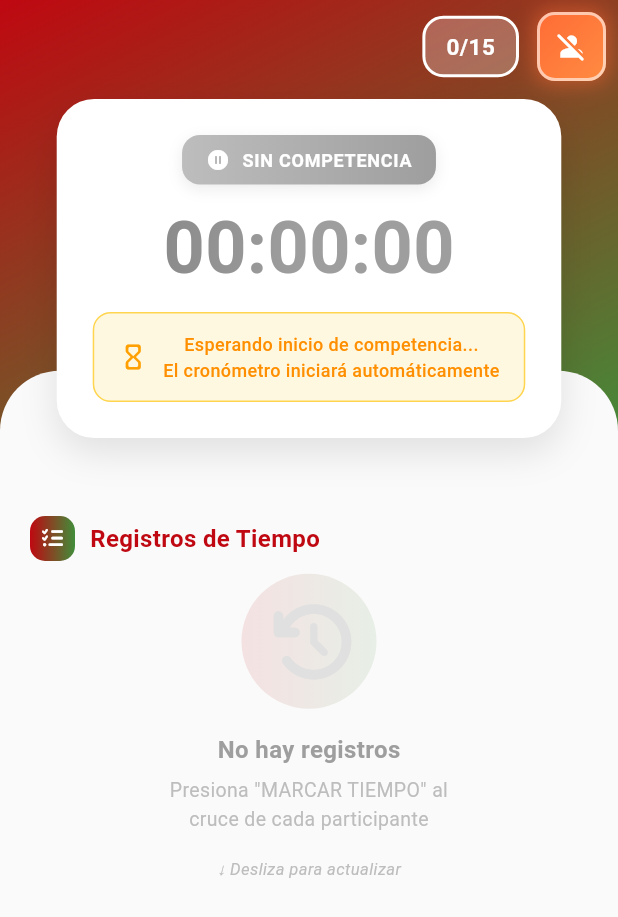
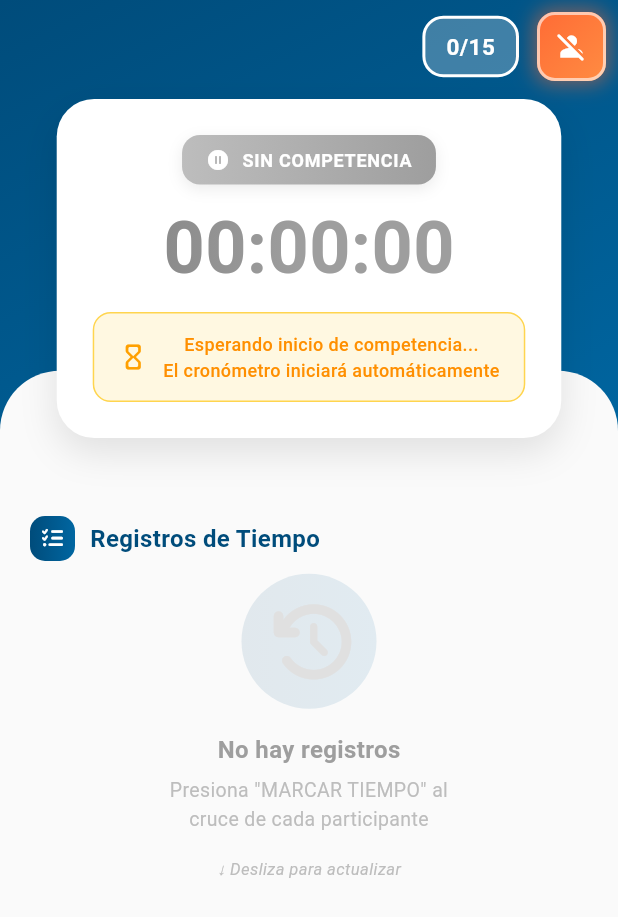
Before and after one commit to JhostinTapia/Movil5K, a Flutter app: the TimerScreen screen opened by its route, on a phone screen of 412 x 824 dp. Shown: the top 917 px of the screen. Run offline on Flutter 3.47's test engine with Material 3 defaults, Android fonts, the phone set to English and light mode, and no system bars; our stand-ins replace connectivity_plus, flutter_animate, font_awesome_flutter, shared_preferences, sqflite, sqflite_common_ffi; accounts and stored records are empty; network calls fail.

Commit message:
feat: update app branding and color scheme to reflect Universidad Nacional de Loja

```diff
--- a/lib/config/theme.dart
+++ b/lib/config/theme.dart
@@ -1,18 +1,20 @@
 import 'package:flutter/material.dart';
 
 class AppTheme {
-  // Colores corporativos Universidad Nacional de Loja
-  static const Color primaryColor = Color(0xFFBF0811); // Rojo UNL
-  static const Color secondaryColor = Color(0xFF418E3A); // Verde UNL
-  static const Color accentColor = Color(0xFF004C7B); // Azul UNL
-  static const Color errorColor = Color(0xFFBF0811); // Rojo UNL
+  // Color principal - Azul UNL
+  static const Color primaryColor = Color(0xFF004C7B); // Azul UNL
+  static const Color secondaryColor = Color(0xFF0066A1); // Azul claro UNL
+  static const Color accentColor = Color(0xFF003557); // Azul oscuro UNL
+  static const Color errorColor = Color(0xFFD32F2F); // Rojo error
   static const Color backgroundColor = Color(0xFFF5F5F5);
   static const Color cardColor = Colors.white;
-  static const Color textPrimary = Color(0xFF211915); // Negro/Gris oscuro UNL
+  static const Color textPrimary = Color(0xFF211915); // Negro/Gris oscuro
   static const Color textSecondary = Color(0xFF757575);
 
-  // Colores adicionales UNL
-  static const Color greenOlive = Color(0xFF648F39); // Verde oliva UNL
+  // Colores de gradiente azul UNL
+  static const Color blueLight = Color(0xFF0077B6); // Azul claro
+  static const Color blueMedium = Color(0xFF004C7B); // Azul medio (principal)
+  static const Color blueDark = Color(0xFF003557); // Azul oscuro
 
   static ThemeData get lightTheme {
     return ThemeData(
--- a/lib/screens/login_screen.dart
+++ b/lib/screens/login_screen.dart
@@ -329,7 +329,7 @@ class _LoginScreenState extends State<LoginScreen>
           gradient: LinearGradient(
             begin: Alignment.topLeft,
             end: Alignment.bottomRight,
-            colors: [Color(0xFFBF0811), Color(0xFF418E3A), Color(0xFF004C7B)],
+            colors: [Color(0xFF0077B6), Color(0xFF004C7B), Color(0xFF003557)],
           ),
         ),
         child: AnimatedBuilder(
--- a/lib/screens/timer_screen.dart
+++ b/lib/screens/timer_screen.dart
@@ -224,7 +224,7 @@ class _TimerScreenState extends State<TimerScreen> {
       ];
     }
     if (provider.isRunning) {
-      return [const Color(0xFFBF0811), const Color(0xFF418E3A)];
+      return [const Color(0xFF004C7B), const Color(0xFF0066A1)];
     }
     return [Colors.grey.shade400, Colors.grey.shade500];
   }
@@ -349,7 +349,7 @@ class _TimerScreenState extends State<TimerScreen> {
               gradient: const LinearGradient(
                 begin: Alignment.topLeft,
                 end: Alignment.bottomRight,
-                colors: [Color(0xFFBF0811), Color(0xFF418E3A)],
+                colors: [Color(0xFF004C7B), Color(0xFF0066A1)],
               ),
               borderRadius: BorderRadius.circular(20),
             ),
@@ -417,7 +417,7 @@ class _TimerScreenState extends State<TimerScreen> {
                         },
                         style: ElevatedButton.styleFrom(
                           backgroundColor: Colors.white,
-                          foregroundColor: const Color(0xFFBF0811),
+                          foregroundColor: const Color(0xFF004C7B),
                           shape: RoundedRectangleBorder(
                             borderRadius: BorderRadius.circular(12),
                           ),
@@ -450,7 +450,7 @@ class _TimerScreenState extends State<TimerScreen> {
             gradient: const LinearGradient(
               begin: Alignment.topLeft,
               end: Alignment.bottomRight,
-              colors: [Color(0xFFBF0811), Color(0xFF418E3A)],
+              colors: [Color(0xFF004C7B), Color(0xFF0066A1)],
             ),
             borderRadius: BorderRadius.circular(20),
           ),
@@ -497,7 +497,7 @@ class _TimerScreenState extends State<TimerScreen> {
                   onPressed: () => Navigator.pop(context),
                   style: ElevatedButton.styleFrom(
                     backgroundColor: Colors.white,
-                    foregroundColor: const Color(0xFFBF0811),
+                    foregroundColor: const Color(0xFF004C7B),
                     shape: RoundedRectangleBorder(
                       borderRadius: BorderRadius.circular(12),
                     ),
@@ -988,7 +988,7 @@ class _TimerScreenState extends State<TimerScreen> {
             gradient: const LinearGradient(
               begin: Alignment.topLeft,
               end: Alignment.bottomRight,
-              colors: [Color(0xFFBF0811), Color(0xFF418E3A)],
+              colors: [Color(0xFF004C7B), Color(0xFF0066A1)],
             ),
             borderRadius: BorderRadius.circular(16),
           ),
@@ -1514,7 +1514,7 @@ class _TimerScreenState extends State<TimerScreen> {
           gradient: LinearGradient(
             begin: Alignment.topLeft,
             end: Alignment.bottomRight,
-            colors: [Color(0xFFBF0811), Color(0xFF418E3A), Color(0xFF004C7B)],
+            colors: [Color(0xFF004C7B), Color(0xFF0066A1), Color(0xFF004C7B)],
           ),
         ),
         child: Stack(
@@ -1630,7 +1630,7 @@ class _TimerScreenState extends State<TimerScreen> {
                               color:
                                   timerProvider.participantesRegistrados >=
                                       TimerProvider.maxParticipantes
-                                  ? const Color(0xFFBF0811)
+                                  ? const Color(0xFF004C7B)
                                   : Colors.white,
                               fontSize: 15,
                               fontWeight: FontWeight.bold,
@@ -1726,8 +1726,8 @@ class _TimerScreenState extends State<TimerScreen> {
                                             ]
                                           : timerProvider.isRunning
                                           ? [
-                                              const Color(0xFFBF0811),
-                                              const Color(0xFF418E3A),
+                                              const Color(0xFF004C7B),
+                                              const Color(0xFF0066A1),
                                             ]
                                           : [
                                               Colors.grey.shade600,
@@ -1803,8 +1803,8 @@ class _TimerScreenState extends State<TimerScreen> {
                                 )
                               : const LinearGradient(
                                   colors: [
-                                    Color(0xFFBF0811),
-                                    Color(0xFF418E3A),
+                                    Color(0xFF004C7B),
+                                    Color(0xFF0066A1),
                                   ],
                                 ),
                           borderRadius: BorderRadius.circular(15),
@@ -1815,7 +1815,7 @@ class _TimerScreenState extends State<TimerScreen> {
                                     (timerProvider.participantesRegistrados !=
                                                 15
                                             ? Colors.orange
-                                            : const Color(0xFFBF0811))
+                                            : const Color(0xFF004C7B))
                                         .withOpacity(0.4),
                                 blurRadius: 12,
                                 offset: const Offset(0, 5),
@@ -1872,14 +1872,14 @@ class _TimerScreenState extends State<TimerScreen> {
                         width: double.infinity,
                         decoration: BoxDecoration(
                           gradient: const LinearGradient(
-                            colors: [Color(0xFFBF0811), Color(0xFF418E3A)],
+                            colors: [Color(0xFF004C7B), Color(0xFF0066A1)],
                             begin: Alignment.topLeft,
                             end: Alignment.bottomRight,
                           ),
                           borderRadius: BorderRadius.circular(15),
                           boxShadow: [
                             BoxShadow(
-                              color: const Color(0xFFBF0811).withOpacity(0.4),
+                              color: const Color(0xFF004C7B).withOpacity(0.4),
                               blurRadius: 15,
                               offset: const Offset(0, 6),
                             ),
@@ -1939,8 +1939,8 @@ class _TimerScreenState extends State<TimerScreen> {
                                   decoration: BoxDecoration(
                                     gradient: const LinearGradient(
                                       colors: [
-                                        Color(0xFFBF0811),
-                                        Color(0xFF418E3A),
+                                        Color(0xFF004C7B),
+                                        Color(0xFF0066A1),
                                       ],
                                     ),
                                     borderRadius: BorderRadius.circular(10),
@@ -1957,7 +1957,7 @@ class _TimerScreenState extends State<TimerScreen> {
                                   style: TextStyle(
                                     fontSize: 16,
                                     fontWeight: FontWeight.bold,
-                                    color: Color(0xFFBF0811),
+                                    color: Color(0xFF004C7B),
                                   ),
                                 ),
                                 const Spacer(),
@@ -1970,8 +1970,8 @@ class _TimerScreenState extends State<TimerScreen> {
                                     decoration: BoxDecoration(
                                       gradient: const LinearGradient(
                                         colors: [
-                                          Color(0xFFBF0811),
-                                          Color(0xFF418E3A),
+                                          Color(0xFF004C7B),
+                                          Color(0xFF0066A1),
                                         ],
                                       ),
                                       borderRadius: BorderRadius.circular(12),
@@ -1992,7 +1992,7 @@ class _TimerScreenState extends State<TimerScreen> {
                           Expanded(
                             child: RefreshIndicator(
                               onRefresh: () => timerProvider.refrescarDatos(),
-                              color: const Color(0xFFBF0811),
+                              color: const Color(0xFF004C7B),
                               backgroundColor: Colors.white,
                               strokeWidth: 2.5,
                               child: timerProvider.registros.isEmpty
@@ -2019,10 +2019,10 @@ class _TimerScreenState extends State<TimerScreen> {
                                                   gradient: LinearGradient(
                                                     colors: [
                                                       const Color(
-                                                        0xFFBF0811,
+                                                        0xFF004C7B,
                                                       ).withOpacity(0.1),
                                                       const Color(
-                                                        0xFF418E3A,
+                                                        0xFF0066A1,
                                                       ).withOpacity(0.1),
                                                     ],
                                                   ),
```
Also changed, not shown: lib/main.dart (+18 -12 lines), lib/screens/equipos_asignados_screen.dart (+18 -18 lines), lib/screens/resultados_equipo_screen.dart (+5 -5 lines), 1 other file.
